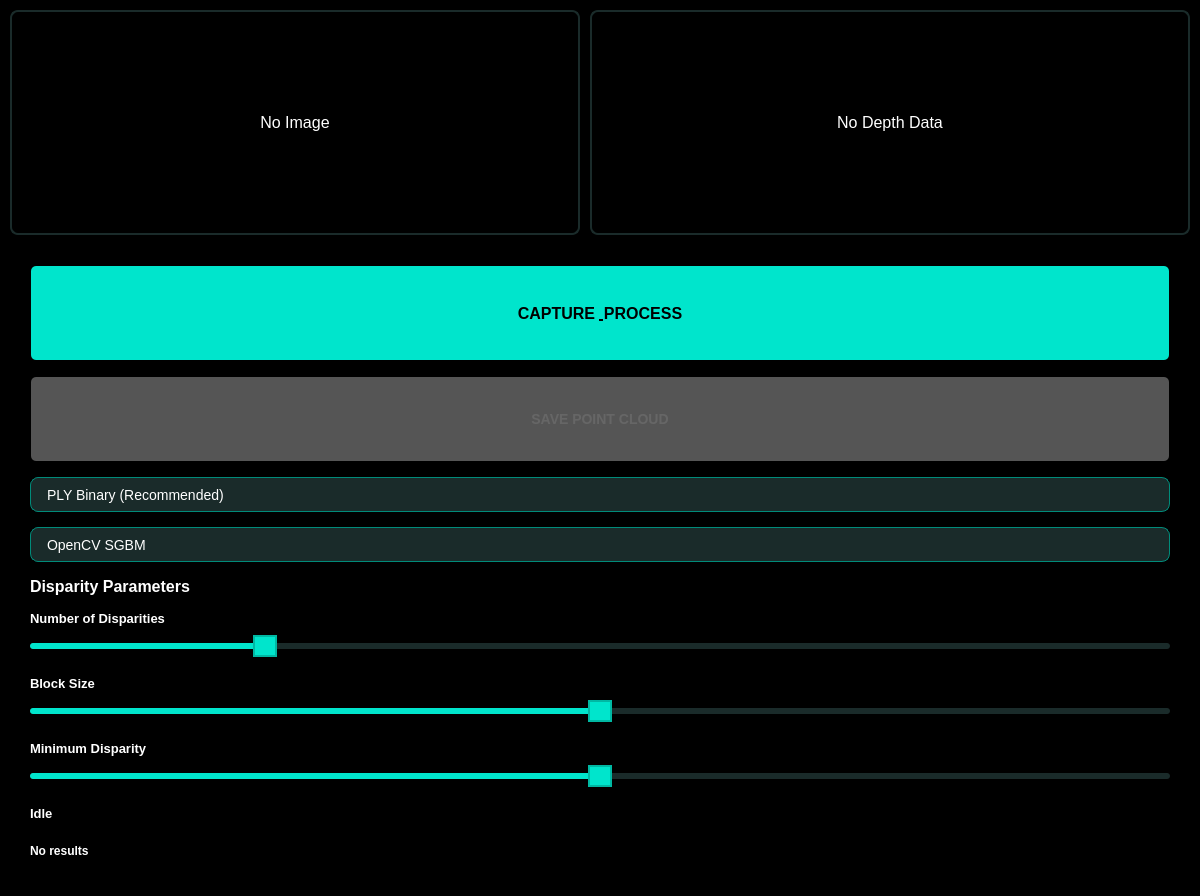
Old version of the form src/gui/ui/depth_test_widget.ui in the repository SupernovaIndustries/unlook-standalone.
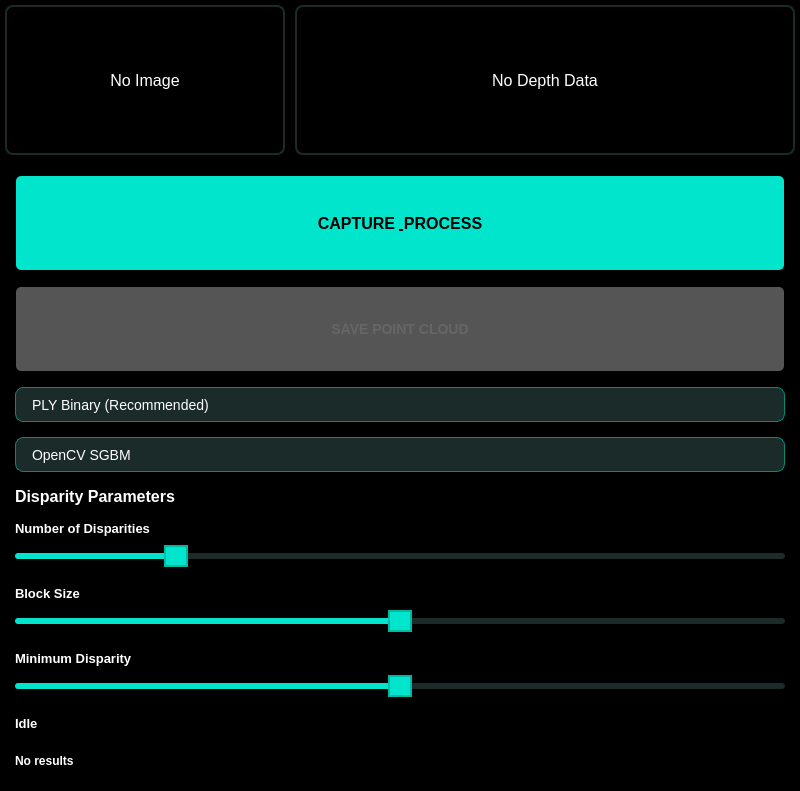
New version of the form.

Commit message: GUI ADAPTATION: Optimize interface for 5-inch 800x400 touch display

The edit to the form file:
```diff
--- a/src/gui/ui/depth_test_widget.ui
+++ b/src/gui/ui/depth_test_widget.ui
@@ -6,8 +6,8 @@
    <rect>
     <x>0</x>
     <y>0</y>
-    <width>1200</width>
-    <height>718</height>
+    <width>800</width>
+    <height>400</height>
    </rect>
   </property>
   <property name="windowTitle">
@@ -93,16 +93,16 @@
     <number>10</number>
    </property>
    <property name="leftMargin">
-    <number>10</number>
+    <number>5</number>
    </property>
    <property name="topMargin">
-    <number>10</number>
+    <number>5</number>
    </property>
    <property name="rightMargin">
-    <number>10</number>
+    <number>5</number>
    </property>
    <property name="bottomMargin">
-    <number>10</number>
+    <number>5</number>
    </property>
    <item>
     <layout class="QHBoxLayout" name="content_layout">
@@ -125,8 +125,8 @@
             <widget class="QLabel" name="left_image_label">
              <property name="minimumSize">
               <size>
-               <width>300</width>
-               <height>225</height>
+               <width>250</width>
+               <height>150</height>
               </size>
              </property>
              <property name="font">
@@ -157,8 +157,8 @@
             <widget class="QLabel" name="depth_image_label">
              <property name="minimumSize">
               <size>
-               <width>600</width>
-               <height>200</height>
+               <width>500</width>
+               <height>150</height>
               </size>
              </property>
              <property name="font">
@@ -193,16 +193,16 @@
             <number>15</number>
            </property>
            <property name="leftMargin">
-            <number>20</number>
+            <number>10</number>
            </property>
            <property name="topMargin">
-            <number>20</number>
+            <number>10</number>
            </property>
            <property name="rightMargin">
-            <number>20</number>
+            <number>10</number>
            </property>
            <property name="bottomMargin">
-            <number>20</number>
+            <number>10</number>
            </property>
            <item>
             <widget class="QPushButton" name="capture_button">
```
The commit also changes 3 other files.
